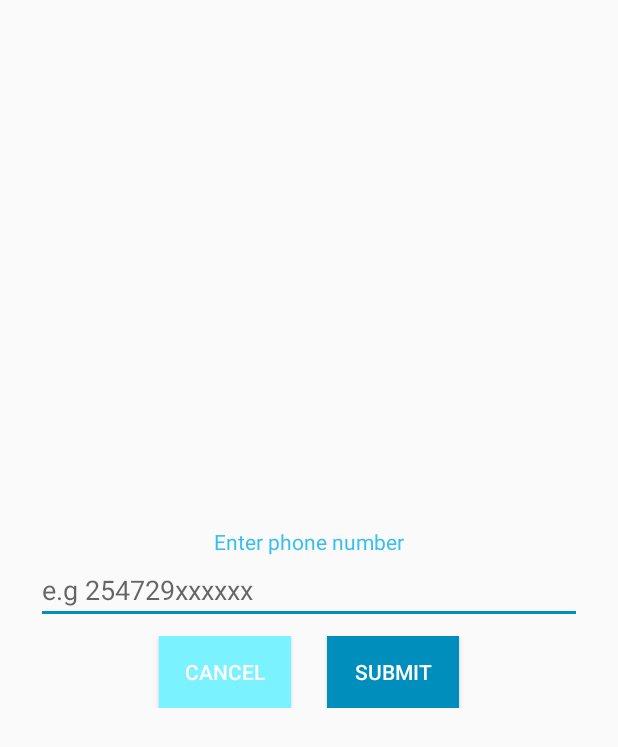
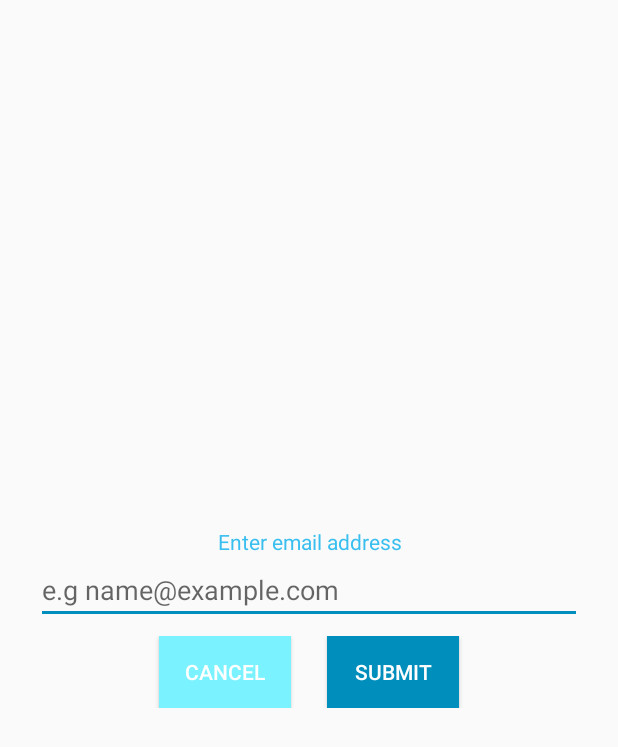
Before and after one commit to machariamaguta/majimaji, an Android app: the layout fragment_phonenumber.xml on its own in the app's theme, with its tools: preview values and no code run, on a phone screen of 412 x 824 dp. Shown: the top 747 px of the screen. Run offline under Robolectric (Android 15) with nearby library versions, the phone set to English and light mode, and no system bars.

Commit message:
changed phone number to email

```diff
--- a/app/build.gradle
+++ b/app/build.gradle
@@ -2,7 +2,7 @@ apply plugin: 'com.android.application'
 
 android {
     compileSdkVersion 26
-    buildToolsVersion "25.0.3"
+    buildToolsVersion '27.0.3'
     defaultConfig {
         applicationId "mfanyakazi.com.mobiwater"
         minSdkVersion 19
--- a/app/src/main/res/layout/fragment_phonenumber.xml
+++ b/app/src/main/res/layout/fragment_phonenumber.xml
@@ -10,15 +10,15 @@
         android:layout_width="match_parent"
         android:layout_height="wrap_content"
         android:gravity="center"
-        android:text="Enter phone number"
+        android:text="Enter email address"
         android:textColor="@color/colorPrimary"
         />
     <EditText
         android:layout_width="match_parent"
         android:layout_height="wrap_content"
-        android:hint="e.g 254729xxxxxx"
+        android:hint="e.g name@example.com"
         android:layout_gravity="center"
-        android:id="@+id/phone_number_et"/>
+        android:id="@+id/email_address_et"/>
     <LinearLayout
         android:layout_width="match_parent"
         android:layout_height="wrap_content"
```
Also changed, not shown: app/src/main/java/mfanyakazi/com/mobiwater/PhoneNumberDialogue.java (+18 -12 lines).
